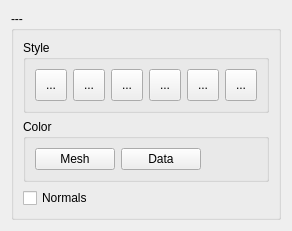
The window that qwtplot3d/examples/plotlets/src/configframebase.ui (vlcvboyer/qwtplot3d-sourceforge) describes before a commit, drawn with Qt 5.
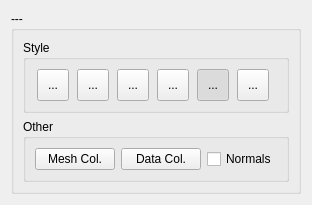
The same window after the commit. Icons and pictures are not drawn.

Commit message: Examples/Plotlets: individual appearance works (except normals)

The edit to the form file:
```diff
--- a/qwtplot3d/examples/plotlets/src/configframebase.ui
+++ b/qwtplot3d/examples/plotlets/src/configframebase.ui
@@ -6,12 +6,18 @@
    <rect>
     <x>0</x>
     <y>0</y>
-    <width>288</width>
-    <height>208</height>
+    <width>289</width>
+    <height>184</height>
    </rect>
   </property>
-  <layout class="QVBoxLayout" name="verticalLayout_2">
-   <item>
+  <property name="sizePolicy">
+   <sizepolicy hsizetype="Preferred" vsizetype="Fixed">
+    <horstretch>0</horstretch>
+    <verstretch>0</verstretch>
+   </sizepolicy>
+  </property>
+  <layout class="QGridLayout" name="gridLayout">
+   <item row="0" column="0">
     <widget class="QGroupBox" name="nameBox">
      <property name="title">
       <string>---</string>
@@ -50,6 +56,12 @@
             <iconset resource="../../images.qrc">
              <normaloff>:/images/scattered.png</normaloff>:/images/scattered.png</iconset>
            </property>
+           <property name="checkable">
+            <bool>true</bool>
+           </property>
+           <property name="autoExclusive">
+            <bool>true</bool>
+           </property>
           </widget>
          </item>
          <item>
@@ -76,6 +88,12 @@
             <iconset resource="../../images.qrc">
              <normaloff>:/images/wireframe.png</normaloff>:/images/wireframe.png</iconset>
            </property>
+           <property name="checkable">
+            <bool>true</bool>
+           </property>
+           <property name="autoExclusive">
+            <bool>true</bool>
+           </property>
           </widget>
          </item>
          <item>
@@ -102,6 +120,12 @@
             <iconset resource="../../images.qrc">
              <normaloff>:/images/hiddenline.png</normaloff>:/images/hiddenline.png</iconset>
            </property>
+           <property name="checkable">
+            <bool>true</bool>
+           </property>
+           <property name="autoExclusive">
+            <bool>true</bool>
+           </property>
           </widget>
          </item>
          <item>
@@ -129,7 +153,10 @@
              <normaloff>:/images/polygon.png</normaloff>:/images/polygon.png</iconset>
            </property>
            <property name="checkable">
-            <bool>false</bool>
+            <bool>true</bool>
+           </property>
+           <property name="autoExclusive">
+            <bool>true</bool>
            </property>
           </widget>
          </item>
@@ -157,6 +184,15 @@
             <iconset resource="../../images.qrc">
              <normaloff>:/images/filledmesh.png</normaloff>:/images/filledmesh.png</iconset>
            </property>
+           <property name="checkable">
+            <bool>true</bool>
+           </property>
+           <property name="checked">
+            <bool>true</bool>
+           </property>
+           <property name="autoExclusive">
+            <bool>true</bool>
+           </property>
           </widget>
          </item>
          <item>
@@ -183,6 +219,12 @@
             <iconset resource="../../images.qrc">
              <normaloff>:/images/nodata.png</normaloff>:/images/nodata.png</iconset>
            </property>
+           <property name="checkable">
+            <bool>true</bool>
+           </property>
+           <property name="autoExclusive">
+            <bool>true</bool>
+           </property>
           </widget>
          </item>
         </layout>
@@ -191,46 +233,39 @@
       <item>
        <widget class="QGroupBox" name="groupBox_2">
         <property name="title">
-         <string>Color</string>
+         <string>Other</string>
         </property>
         <layout class="QHBoxLayout" name="horizontalLayout_2">
          <item>
           <widget class="QPushButton" name="meshcolorBtn">
            <property name="text">
-            <string>Mesh</string>
+            <string>Mesh Col.</string>
            </property>
           </widget>
          </item>
          <item>
           <widget class="QPushButton" name="datacolorBtn">
            <property name="text">
-            <string>Data</string>
+            <string>Data Col.</string>
            </property>
           </widget>
          </item>
          <item>
-          <spacer name="horizontalSpacer">
-           <property name="orientation">
-            <enum>Qt::Horizontal</enum>
+          <widget class="QCheckBox" name="normalsCB">
+           <property name="sizePolicy">
+            <sizepolicy hsizetype="Preferred" vsizetype="Fixed">
+             <horstretch>0</horstretch>
+             <verstretch>0</verstretch>
+            </sizepolicy>
            </property>
-           <property name="sizeHint" stdset="0">
-            <size>
-             <width>53</width>
-             <height>20</height>
-            </size>
+           <property name="text">
+            <string>Normals</string>
            </property>
-          </spacer>
+          </widget>
          </item>
         </layout>
        </widget>
       </item>
-      <item>
-       <widget class="QCheckBox" name="normalsCB">
-        <property name="text">
-         <string>Normals</string>
-        </property>
-       </widget>
-      </item>
      </layout>
     </widget>
    </item>
```
Left out of the diff: 3 changed lines with no effect on the pictures. The commit also changes 5 other files.
